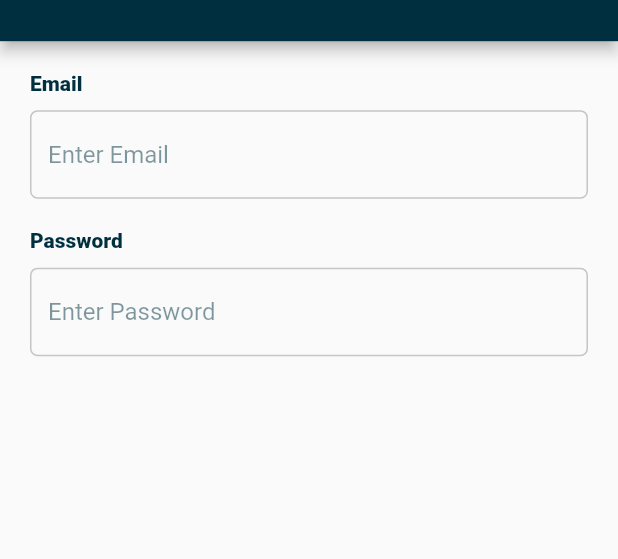
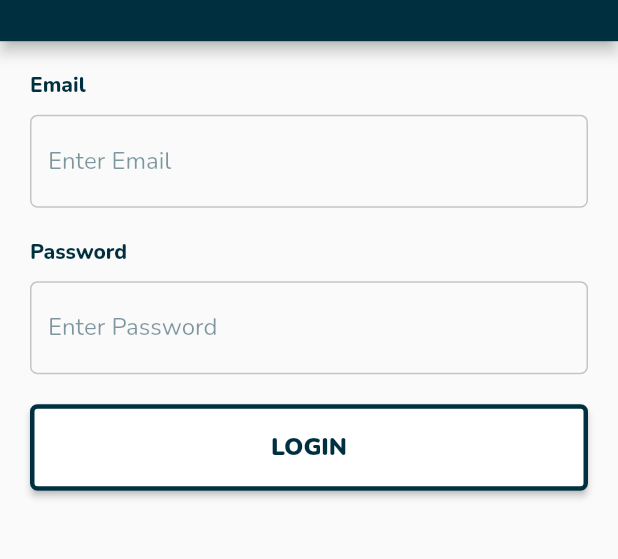
Before and after one commit to hadi-darwish/updown, a Flutter app: the screen it shows after launch, on a phone screen of 412 x 824 dp, the part 164-723 px from its top. Run offline on Flutter 3.47's test engine with Material 2 defaults, Android fonts, the light colour scheme and no system bars; our stand-ins replace flutter_svg.

Commit message:
Frontend - Mobile => adding styles to main theme

```diff
--- a/frontend/mobile/updown/lib/main.dart
+++ b/frontend/mobile/updown/lib/main.dart
@@ -1,4 +1,5 @@
 import 'package:flutter/material.dart';
+import 'package:updown/widgets/button.dart';
 import 'package:updown/widgets/input.dart';
 import 'package:updown/widgets/top_bar.dart';
 
@@ -15,10 +16,17 @@ class MyApp extends StatelessWidget {
     return MaterialApp(
       title: 'Flutter Demo',
       theme: ThemeData(
-          cardColor: const Color.fromRGBO(0, 48, 63, 1),
-          primaryColor: const Color.fromRGBO(0, 48, 63, 1),
-          primaryColorLight: const Color.fromRGBO(0, 48, 63, 0.5),
-          secondaryHeaderColor: const Color.fromRGBO(89, 219, 174, 1)),
+        fontFamily: 'Nunito',
+        cardColor: const Color.fromRGBO(89, 219, 174, 1),
+        primaryColor: const Color.fromRGBO(0, 48, 63, 1),
+        primaryColorLight: const Color.fromRGBO(0, 48, 63, 0.5),
+        secondaryHeaderColor: const Color.fromRGBO(89, 219, 174, 1),
+        textSelectionTheme: const TextSelectionThemeData(
+          cursorColor: Color.fromRGBO(89, 219, 174, 1),
+          selectionColor: Color.fromRGBO(89, 219, 174, 1),
+          selectionHandleColor: Color.fromRGBO(0, 48, 63, 1),
+        ),
+      ),
       home: const MyHomePage(title: 'Flutter Demo Home Page'),
     );
   }
@@ -43,9 +51,16 @@ class _MyHomePageState extends State<MyHomePage> {
         screenHeight: screenHeight,
       ),
       body: Column(
-        children: const [
-          LabeledInput(placeholder: 'Email', type: 'Email'),
-          LabeledInput(placeholder: 'Password', type: 'Password'),
+        children: [
+          const LabeledInput(placeholder: 'Email', type: 'Email'),
+          const LabeledInput(placeholder: 'Password', type: 'Password'),
+          Button(
+            text: 'Login',
+            onPressed: () {
+              print('HIIIIIIIIIIIIII');
+            },
+            type: 'secondary',
+          ),
         ],
       ),
     );
```
